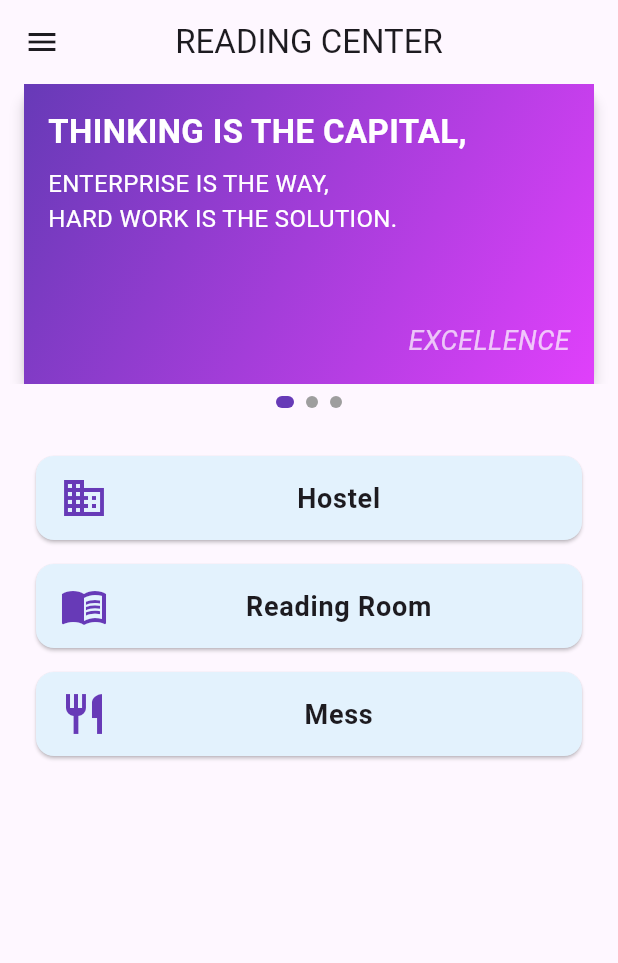
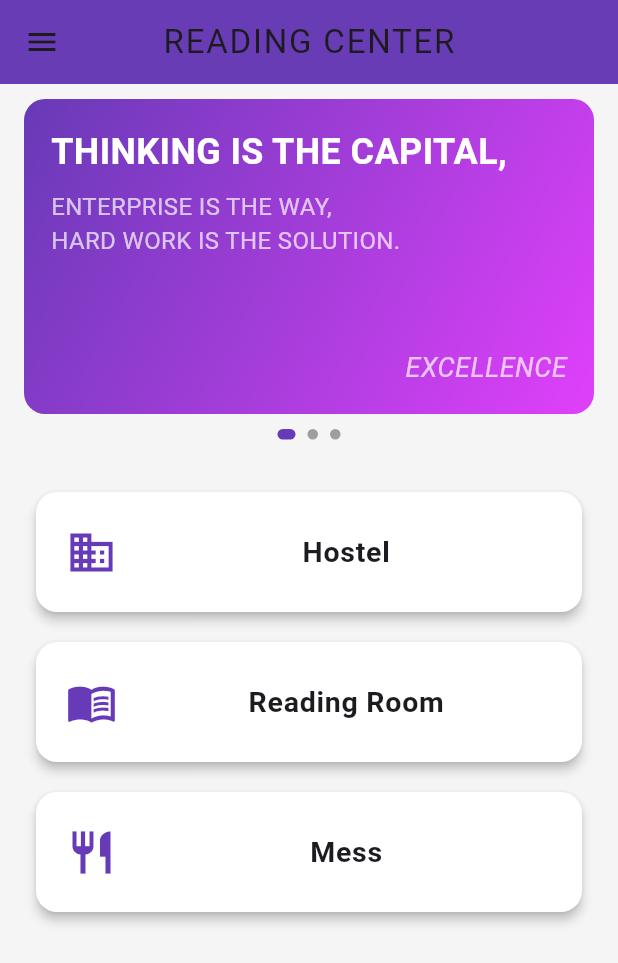
Before and after one commit to supekarsuraj/studystay, a Flutter app: the _HomeScreen screen opened directly, on a phone screen of 412 x 824 dp. Shown: the top 963 px of the screen. Run offline on Flutter 3.47's test engine with Material 3 defaults, Android fonts, the phone set to English and light mode, and no system bars.

```diff
--- /dev/null
+++ b/lib/models/ReadingRoom.dart
@@ -0,0 +1,13 @@
+class ReadingRoom {
+  final String name;
+  final int totalSeats;
+  final int price;
+  final int monthlyPrice;
+
+  ReadingRoom({
+    required this.name,
+    required this.totalSeats,
+    required this.price,
+    required this.monthlyPrice,
+  });
+}
--- a/lib/views/home_view.dart
+++ b/lib/views/home_view.dart
@@ -2,6 +2,7 @@ import 'package:flutter/material.dart';
 import 'package:provider/provider.dart';
 import 'package:studystay/views/seat_list_view.dart';
 import '../controllers/home_controller.dart';
+import '../models/ReadingRoom.dart';
 
 class HomeView extends StatelessWidget {
   const HomeView({super.key});
@@ -23,17 +24,24 @@ class _HomeScreen extends StatelessWidget {
     final controller = Provider.of<HomeController>(context);
 
     return Scaffold(
+      backgroundColor: Colors.grey.shade100,
       appBar: AppBar(
         leading: const Icon(Icons.menu),
-        title: const Text('READING CENTER'),
+        title: const Text(
+          'READING CENTER',
+          style: TextStyle(letterSpacing: 1.2),
+        ),
         centerTitle: true,
+        elevation: 2,
+        backgroundColor: Colors.deepPurple,
       ),
       body: SingleChildScrollView(
         child: Column(
           children: [
-            // ---------- AUTO-SCROLL BANNER ----------
+            const SizedBox(height: 10),
+
             SizedBox(
-              height: 200,
+              height: 210,
               child: PageView.builder(
                 controller: controller.pageController,
                 onPageChanged: controller.onPageChanged,
@@ -44,8 +52,9 @@ class _HomeScreen extends StatelessWidget {
                 },
               ),
             ),
-            const SizedBox(height: 8),
-            // Dots indicator
+
+            const SizedBox(height: 10),
+
             Row(
               mainAxisAlignment: MainAxisAlignment.center,
               children: List.generate(
@@ -53,8 +62,8 @@ class _HomeScreen extends StatelessWidget {
                     (i) => AnimatedContainer(
                   duration: const Duration(milliseconds: 300),
                   margin: const EdgeInsets.symmetric(horizontal: 4),
-                  width: controller.currentPage == i ? 12 : 8,
-                  height: 8,
+                  width: controller.currentPage == i ? 12 : 7,
+                  height: 7,
                   decoration: BoxDecoration(
                     color: controller.currentPage == i
                         ? Colors.deepPurple
@@ -64,27 +73,39 @@ class _HomeScreen extends StatelessWidget {
                 ),
               ),
             ),
-            const SizedBox(height: 24),
 
-            // ---------- MENU CARDS ----------
+            const SizedBox(height: 25),
+
             _MenuCard(
               icon: Icons.business,
               title: 'Hostel',
               onTap: () => _showSnack(context, 'Hostel tapped'),
             ),
+
             _MenuCard(
               icon: Icons.menu_book,
               title: 'Reading Room',
               onTap: () => Navigator.of(context).push(
-              MaterialPageRoute(builder: (_) => const SeatListScreen()),
+                MaterialPageRoute(
+                  builder: (_) => SeatListScreen(
+                    room: ReadingRoom(
+                      name: "COMMON RC",
+                      totalSeats: 88,
+                      price: 0,
+                      monthlyPrice: 2000,
                     ),
                   ),
+                ),
+              ),
+            ),
+
             _MenuCard(
               icon: Icons.restaurant,
               title: 'Mess',
               onTap: () => _showSnack(context, 'Mess tapped'),
             ),
-            const SizedBox(height: 30),
+
+            const SizedBox(height: 40),
           ],
         ),
       ),
@@ -92,26 +113,23 @@ class _HomeScreen extends StatelessWidget {
   }
 
   void _showSnack(BuildContext context, String msg) {
-    ScaffoldMessenger.of(context).showSnackBar(SnackBar(content: Text(msg)));
+    ScaffoldMessenger.of(context).showSnackBar(
+      SnackBar(content: Text(msg)),
+    );
   }
 }
 
-// ------------------------------------------------------------
-// Banner card
 class _BannerCard extends StatelessWidget {
   final dynamic banner;
   const _BannerCard({required this.banner});
 
   @override
   Widget build(BuildContext context) {
-    return Card(
-      margin: const EdgeInsets.symmetric(horizontal: 16),
-      shape: RoundedRectangleBorder(borderRadius: BorderRadius.circular(12)),
-      elevation: 4,
-      child: Stack(
-        fit: StackFit.expand,
-        children: [
-          Container(
+    return Padding(
+      padding: const EdgeInsets.symmetric(horizontal: 16),
+      child: ClipRRect(
+        borderRadius: BorderRadius.circular(14),
+        child: Container(
           decoration: const BoxDecoration(
             gradient: LinearGradient(
               colors: [Colors.deepPurple, Colors.purpleAccent],
@@ -119,17 +137,15 @@ class _BannerCard extends StatelessWidget {
               end: Alignment.bottomRight,
             ),
           ),
-          ),
-          Padding(
-            padding: const EdgeInsets.all(16.0),
+          child: Padding(
+            padding: const EdgeInsets.all(18.0),
             child: Column(
               crossAxisAlignment: CrossAxisAlignment.start,
-              mainAxisAlignment: MainAxisAlignment.center,
               children: [
                 Text(
                   banner.title,
                   style: const TextStyle(
-                    fontSize: 22,
+                    fontSize: 24,
                     fontWeight: FontWeight.bold,
                     color: Colors.white,
                   ),
@@ -137,7 +153,10 @@ class _BannerCard extends StatelessWidget {
                 const SizedBox(height: 8),
                 Text(
                   banner.subtitle,
-                  style: const TextStyle(fontSize: 16, color: Colors.white),
+                  style: const TextStyle(
+                    fontSize: 16,
+                    color: Colors.white70,
+                  ),
                 ),
                 const Spacer(),
                 const Align(
@@ -154,7 +173,7 @@ class _BannerCard extends StatelessWidget {
               ],
             ),
           ),
-        ],
+        ),
       ),
     );
   }
@@ -174,14 +193,21 @@ class _MenuCard extends StatelessWidget {
   @override
   Widget build(BuildContext context) {
     return Card(
-      margin: const EdgeInsets.symmetric(horizontal: 24, vertical: 8),
-      shape: RoundedRectangleBorder(borderRadius: BorderRadius.circular(12)),
-      color: const Color(0xFFE3F2FD),
+      elevation: 3,
+      margin: const EdgeInsets.symmetric(horizontal: 24, vertical: 10),
+      shape: RoundedRectangleBorder(borderRadius: BorderRadius.circular(14)),
+      color: Colors.white,
       child: ListTile(
-        leading: Icon(icon, color: Colors.deepPurple, size: 32),
+        contentPadding:
+        const EdgeInsets.symmetric(vertical: 12, horizontal: 20),
+        leading: Icon(icon, color: Colors.deepPurple, size: 34),
         title: Text(
           title,
-          style: const TextStyle(fontSize: 18, fontWeight: FontWeight.w600),
+          style: const TextStyle(
+            fontSize: 19,
+            fontWeight: FontWeight.w600,
+            letterSpacing: 0.5,
+          ),
           textAlign: TextAlign.center,
         ),
         onTap: onTap,
--- a/lib/views/seat_list_view.dart
+++ b/lib/views/seat_list_view.dart
@@ -1,8 +1,9 @@
 import 'package:flutter/material.dart';
+import 'package:studystay/models/ReadingRoom.dart';
 import '../models/seat_model.dart';
 
 class SeatListScreen extends StatelessWidget {
-  const SeatListScreen({super.key});
+  const SeatListScreen({super.key, required ReadingRoom room});
 
   // -----------------------------------------------------------------
   // Dummy data – replace with real data / API later
```
Also changed, not shown: lib/models/UserModel.dart (added, +46 -0 lines), lib/views/SeatListScreen.dart (added, +57 -0 lines), lib/views/_RoomHeader.dart (added, +91 -0 lines), lib/views/_SeatCard.dart (added, +29 -0 lines), lib/views/login_view.dart (+51 -27 lines). Lines whose indentation alone changed are shown as unchanged.
